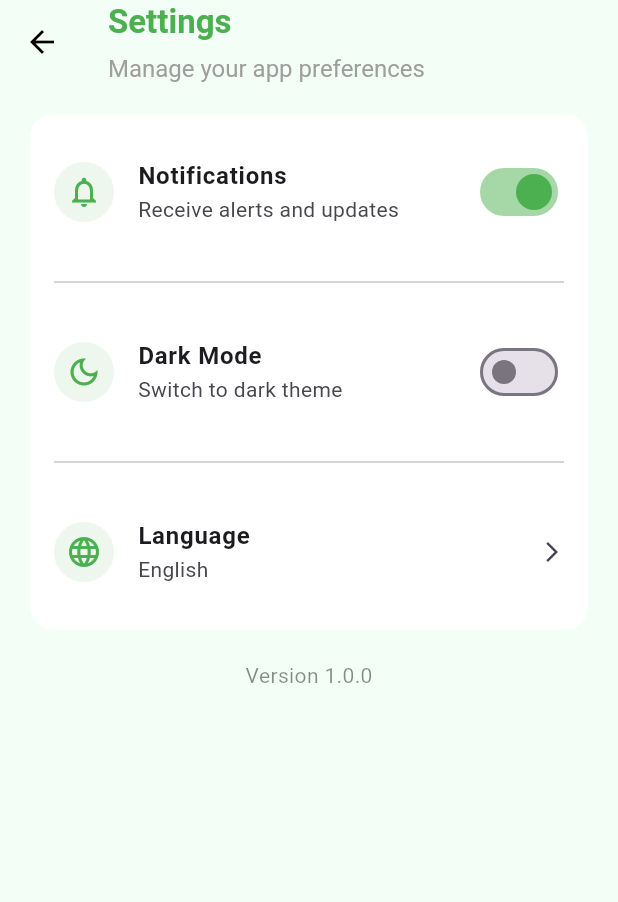
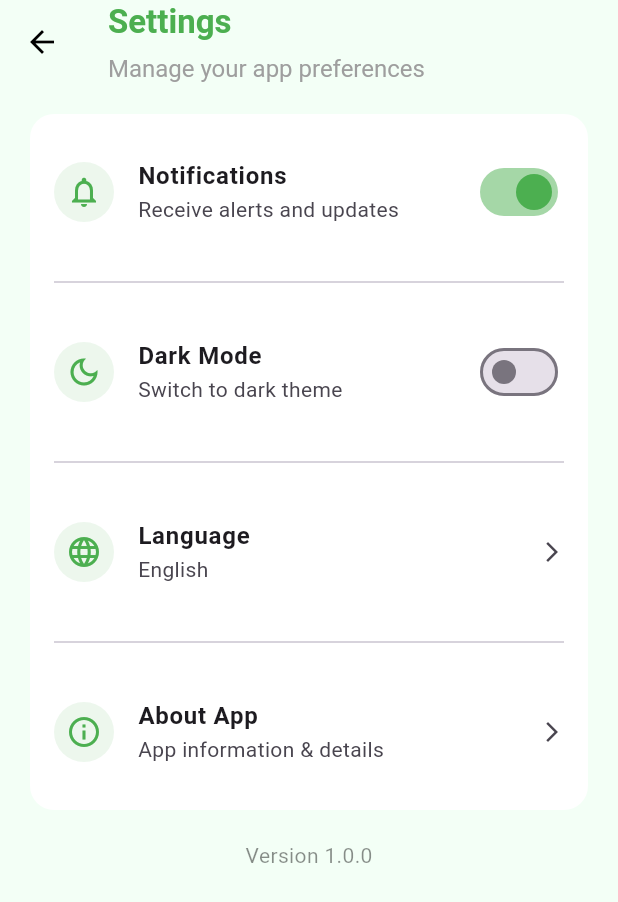
Before and after one commit to mohamed23elbalkemy-bit/fruit_classification, a Flutter app: the SettingsScreen screen opened directly, on a phone screen of 412 x 824 dp. Shown: the top 902 px of the screen. Run offline on Flutter 3.47's test engine with Material 3 defaults, Android fonts, the phone set to English and light mode, and no system bars; our stand-ins replace camera, image_picker.

Commit message:
implement about app navigation from settings screen

```diff
--- a/lib/ui/screens/settings/settings_screen.dart
+++ b/lib/ui/screens/settings/settings_screen.dart
@@ -1,4 +1,5 @@
 import 'package:flutter/material.dart';
+import 'package:fruit_classification/ui/screens/about/about_app_screen.dart';
 
 class SettingsScreen extends StatefulWidget {
   const SettingsScreen({super.key});
@@ -19,14 +20,13 @@ class _SettingsScreenState extends State<SettingsScreen> {
         backgroundColor: const Color(0xFFF3FFF6),
         elevation: 0,
         title: Column(
-          mainAxisAlignment: MainAxisAlignment.start,
-          crossAxisAlignment: CrossAxisAlignment.stretch,
-          children: [
-            const Text(
+          crossAxisAlignment: CrossAxisAlignment.start,
+          children: const [
+            Text(
               "Settings",
               style: TextStyle(color: Colors.green, fontWeight: FontWeight.bold),
             ),
-            SizedBox(height: 6,),
+            SizedBox(height: 6),
             Text(
               "Manage your app preferences",
               style: TextStyle(color: Colors.grey, fontSize: 16),
@@ -64,9 +64,11 @@ class _SettingsScreenState extends State<SettingsScreen> {
                       },
                     ),
                   ),
-                  SizedBox(height: 16,),
+
+                  const SizedBox(height: 16),
                   const Divider(),
-                  SizedBox(height: 16,),
+                  const SizedBox(height: 16),
+
                   /// DARK MODE
                   _settingTile(
                     icon: Icons.dark_mode_outlined,
@@ -80,15 +82,37 @@ class _SettingsScreenState extends State<SettingsScreen> {
                       },
                     ),
                   ),
-                  SizedBox(height: 16,),
+
+                  const SizedBox(height: 16),
                   const Divider(),
-                  SizedBox(height: 16,),
+                  const SizedBox(height: 16),
+
                   /// LANGUAGE
                   _settingTile(
                     icon: Icons.language,
                     title: "Language",
                     subtitle: "English",
                     trailing: const Icon(Icons.arrow_forward_ios, size: 16),
+                  ),
+
+                  const SizedBox(height: 16),
+                  const Divider(),
+                  const SizedBox(height: 16),
+
+                  /// ABOUT APP 🔥 (CONNECTED)
+                  _settingTile(
+                    icon: Icons.info_outline,
+                    title: "About App",
+                    subtitle: "App information & details",
+                    trailing: const Icon(Icons.arrow_forward_ios, size: 16),
+                    onTap: () {
+                      Navigator.push(
+                        context,
+                        MaterialPageRoute(
+                          builder: (_) => const AboutAppScreen(),
+                        ),
+                      );
+                    },
                   ),
                 ],
               ),
@@ -111,16 +135,23 @@ class _SettingsScreenState extends State<SettingsScreen> {
     required String title,
     required String subtitle,
     Widget? trailing,
+    VoidCallback? onTap,
   }) {
-    return ListTile(
+    return InkWell(
+      onTap: onTap,
+      child: ListTile(
         contentPadding: EdgeInsets.zero,
         leading: CircleAvatar(
           backgroundColor: Colors.green.withOpacity(0.1),
           child: Icon(icon, color: Colors.green),
         ),
-      title: Text(title, style: const TextStyle(fontWeight: FontWeight.w600)),
+        title: Text(
+          title,
+          style: const TextStyle(fontWeight: FontWeight.w600),
+        ),
         subtitle: Text(subtitle),
         trailing: trailing,
+      ),
     );
   }
 }
```
Also changed, not shown: lib/ui/screens/about/about_app_screen.dart (+131 -57 lines). Lines whose indentation alone changed are shown as unchanged.
